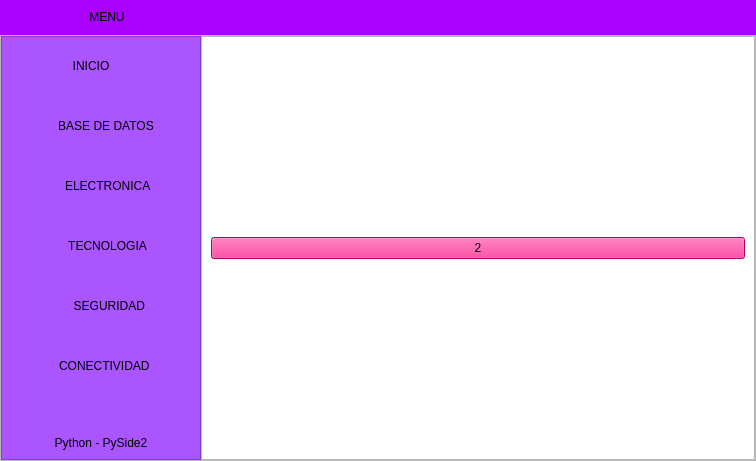
This is View/menu.ui in AnderNoleon/proyecto_carro as Qt 5 draws it before an edit. The edited form follows.
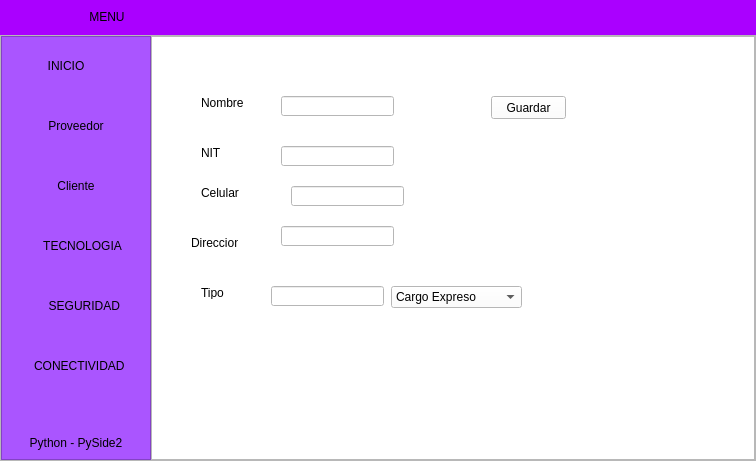
This is the edited form. The open tabs and pages were chosen to show the change. Icons and pictures are not drawn.

Commit message: Creacion de clientes

What changed in the file:
```diff
--- a/View/menu.ui
+++ b/View/menu.ui
@@ -331,7 +331,7 @@
         <widget class="QFrame" name="frame_lateral">
          <property name="minimumSize">
           <size>
-           <width>200</width>
+           <width>150</width>
            <height>0</height>
           </size>
          </property>
@@ -433,7 +433,7 @@
              <string notr="true"/>
             </property>
             <property name="text">
-             <string>   BASE DE DATOS</string>
+             <string>Proveedor</string>
             </property>
             <property name="icon">
              <iconset>
@@ -459,7 +459,7 @@
              <string notr="true"/>
             </property>
             <property name="text">
-             <string>    ELECTRONICA</string>
+             <string>Cliente</string>
             </property>
             <property name="icon">
              <iconset>
@@ -680,14 +680,165 @@
              </property>
              <layout class="QVBoxLayout" name="verticalLayout_5">
               <item>
-               <widget class="QPushButton" name="pushButton_4">
-                <property name="styleSheet">
-                 <string notr="true">background-color: rgb(255, 0, 127);
-font: 87 36pt &quot;Arial Black&quot;;</string>
-                </property>
-                <property name="text">
-                 <string>2</string>
-                </property>
+               <widget class="QWidget" name="widget_2" native="true">
+                <widget class="QLabel" name="label_7">
+                 <property name="geometry">
+                  <rect>
+                   <x>40</x>
+                   <y>50</y>
+                   <width>47</width>
+                   <height>13</height>
+                  </rect>
+                 </property>
+                 <property name="text">
+                  <string>Nombre</string>
+                 </property>
+                </widget>
+                <widget class="QPushButton" name="bt_guardar_cliente">
+                 <property name="geometry">
+                  <rect>
+                   <x>330</x>
+                   <y>50</y>
+                   <width>75</width>
+                   <height>23</height>
+                  </rect>
+                 </property>
+                 <property name="text">
+                  <string>Guardar</string>
+                 </property>
+                </widget>
+                <widget class="QLineEdit" name="txt_nombre_cliente">
+                 <property name="geometry">
+                  <rect>
+                   <x>120</x>
+                   <y>50</y>
+                   <width>113</width>
+                   <height>20</height>
+                  </rect>
+                 </property>
+                </widget>
+                <widget class="QLabel" name="label_8">
+                 <property name="geometry">
+                  <rect>
+                   <x>40</x>
+                   <y>100</y>
+                   <width>47</width>
+                   <height>13</height>
+                  </rect>
+                 </property>
+                 <property name="text">
+                  <string>NIT</string>
+                 </property>
+                </widget>
+                <widget class="QLabel" name="label_9">
+                 <property name="geometry">
+                  <rect>
+                   <x>40</x>
+                   <y>140</y>
+                   <width>47</width>
+                   <height>13</height>
+                  </rect>
+                 </property>
+                 <property name="text">
+                  <string>Celular</string>
+                 </property>
+                </widget>
+                <widget class="QLabel" name="label_10">
+                 <property name="geometry">
+                  <rect>
+                   <x>30</x>
+                   <y>190</y>
+                   <width>47</width>
+                   <height>13</height>
+                  </rect>
+                 </property>
+                 <property name="text">
+                  <string>Direccion</string>
+                 </property>
+                </widget>
+                <widget class="QLineEdit" name="txt_nit">
+                 <property name="geometry">
+                  <rect>
+                   <x>120</x>
+                   <y>100</y>
+                   <width>113</width>
+                   <height>20</height>
+                  </rect>
+                 </property>
+                </widget>
+                <widget class="QLineEdit" name="txt_celular">
+                 <property name="geometry">
+                  <rect>
+                   <x>130</x>
+                   <y>140</y>
+                   <width>113</width>
+                   <height>20</height>
+                  </rect>
+                 </property>
+                </widget>
+                <widget class="QLineEdit" name="txt_direccion">
+                 <property name="geometry">
+                  <rect>
+                   <x>120</x>
+                   <y>180</y>
+                   <width>113</width>
+                   <height>20</height>
+                  </rect>
+                 </property>
+                </widget>
+                <widget class="QComboBox" name="cb_tipo">
+                 <property name="geometry">
+                  <rect>
+                   <x>230</x>
+                   <y>240</y>
+                   <width>131</width>
+                   <height>22</height>
+                  </rect>
+                 </property>
+                 <item>
+                  <property name="text">
+                   <string>Cargo Expreso</string>
+                  </property>
+                 </item>
+                 <item>
+                  <property name="text">
+                   <string>Guatex</string>
+                  </property>
+                 </item>
+                 <item>
+                  <property name="text">
+                   <string>Transportador</string>
+                  </property>
+                 </item>
+                 <item>
+                  <property name="text">
+                   <string>Recoger</string>
+                  </property>
+                 </item>
+                </widget>
+                <widget class="QLabel" name="label_11">
+                 <property name="geometry">
+                  <rect>
+                   <x>40</x>
+                   <y>240</y>
+                   <width>47</width>
+                   <height>13</height>
+                  </rect>
+                 </property>
+                 <property name="text">
+                  <string>Tipo</string>
+                 </property>
+                </widget>
+                <widget class="QLineEdit" name="txt_tipo">
+                 <property name="geometry">
+                  <rect>
+                   <x>110</x>
+                   <y>240</y>
+                   <width>113</width>
+                   <height>20</height>
+                  </rect>
+                 </property>
+                </widget>
                </widget>
               </item>
              </layout>
```
Left out of the diff: 116 changed lines with no effect on the pictures. The commit also changes 10 other files.
